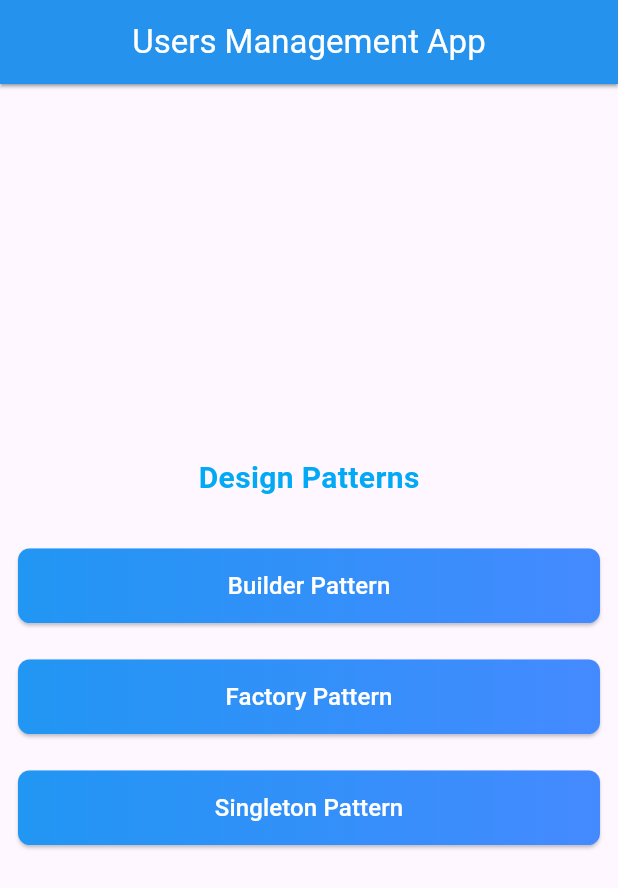
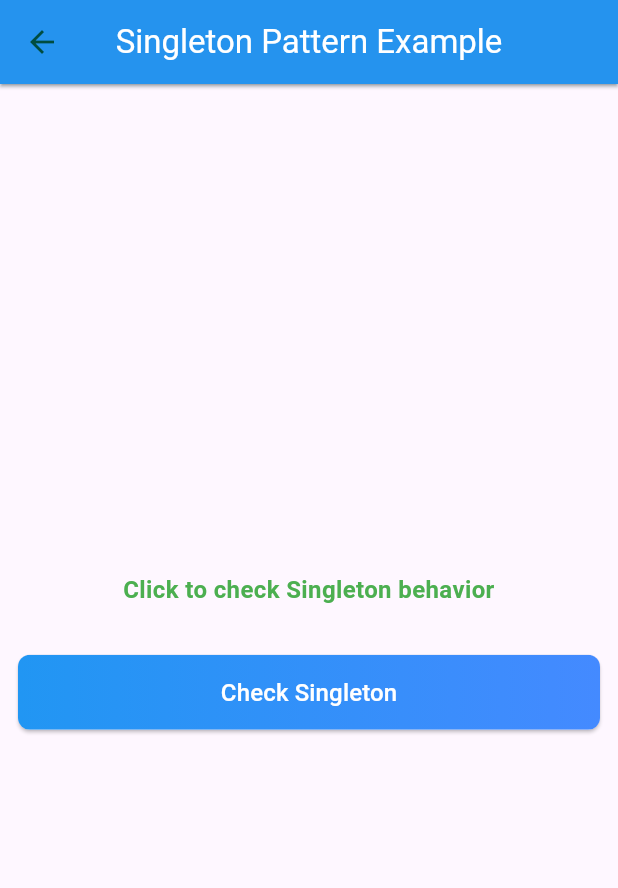
Before and after one commit to Sprints-Flutter-Bootcamp/designer, a Flutter app: the screen it shows after launch, after a tap on "Singleton Pattern", on a phone screen of 412 x 824 dp. Shown: the top 888 px of the screen. Run offline on Flutter 3.47's test engine with Material 3 defaults, Android fonts, the phone set to English and light mode, and no system bars; accounts and stored records are empty.

Commit message:
added the singleton pattern

```diff
--- a/lib/home_page.dart
+++ b/lib/home_page.dart
@@ -1,5 +1,6 @@
 import 'package:designer/builder_pattern/builder_sample.dart';
 import 'package:designer/factory_pattern/shape_sample.dart';
+import 'package:designer/singleton_pattern/singleton_sample.dart';
 import 'package:designer/widgets/my_app_bar.dart';
 import 'package:designer/widgets/my_button.dart';
 import 'package:flutter/material.dart';
@@ -32,8 +33,8 @@ class HomePage extends StatelessWidget {
                 MaterialPageRoute(builder: (context) => ShapeSample()));
           }),
           myButton("Singleton Pattern", () {
-            // Navigator.push(context,
-            //     MaterialPageRoute(builder: (context) => const UsersAPI()));
+            Navigator.push(context,
+                MaterialPageRoute(builder: (context) => SingletonSample()));
           }),
         ],
       ),
--- /dev/null
+++ b/lib/singleton_pattern/singleton_class.dart
@@ -0,0 +1,33 @@
+class Database {
+  static Database? _instance;
+
+  Database._internal();
+
+  static Database getInstance() {
+    _instance ??= Database._internal();
+    return _instance!;
+  }
+
+  void connect() {
+    print("Connected to the database");
+  }
+}
+
+class Client {
+  String testSingleton() {
+    Database db1 = Database.getInstance();
+    Database db2 = Database.getInstance();
+
+    String message = "";
+
+    if (db1 == db2) {
+      message = "Singleton works! Both instances are the same.";
+      print("Singleton works! Both instances are the same.");
+    } else {
+      message = "Singleton failed! Instances are different.";
+      print("Singleton failed! Instances are different.");
+    }
+
+    return message;
+  }
+}
--- /dev/null
+++ b/lib/singleton_pattern/singleton_sample.dart
@@ -0,0 +1,59 @@
+import 'package:designer/singleton_pattern/singleton_class.dart';
+import 'package:designer/widgets/my_app_bar.dart';
+import 'package:designer/widgets/my_button.dart';
+import 'package:flutter/material.dart';
+
+class SingletonSample extends StatefulWidget {
+  @override
+  _SingletonSampleState createState() => _SingletonSampleState();
+}
+
+class _SingletonSampleState extends State<SingletonSample> {
+  String message = "Click to check Singleton behavior";
+
+  // void testSingleton() {
+  //   Database db1 = Database.getInstance();
+  //   Database db2 = Database.getInstance();
+
+  //   setState(() {
+  //     if (db1 == db2) {
+  //       message = "Singleton works! Both instances are the same.";
+  //     } else {
+  //       message = "Singleton failed! Instances are different.";
+  //     }
+  //   });
+  // }
+
+  void testSingleton() {
+    Client client = Client(); // Create Client instance
+    setState(() {
+      message = client.testSingleton(); // Use Client class for singleton test
+    });
+  }
+
+  @override
+  Widget build(BuildContext context) {
+    return Scaffold(
+      appBar: myAppBar(context, "Singleton Pattern Example"),
+      body: Center(
+        child: Column(
+          mainAxisAlignment: MainAxisAlignment.center,
+          children: [
+            Text(
+              message,
+              style: TextStyle(
+                  color: Colors.green,
+                  fontSize: 16,
+                  fontWeight: FontWeight.bold),
+              textAlign: TextAlign.center,
+            ),
+            SizedBox(height: 20),
+            myButton("Check Singleton", () {
+              testSingleton();
+            }),
+          ],
+        ),
+      ),
+    );
+  }
+}
```
